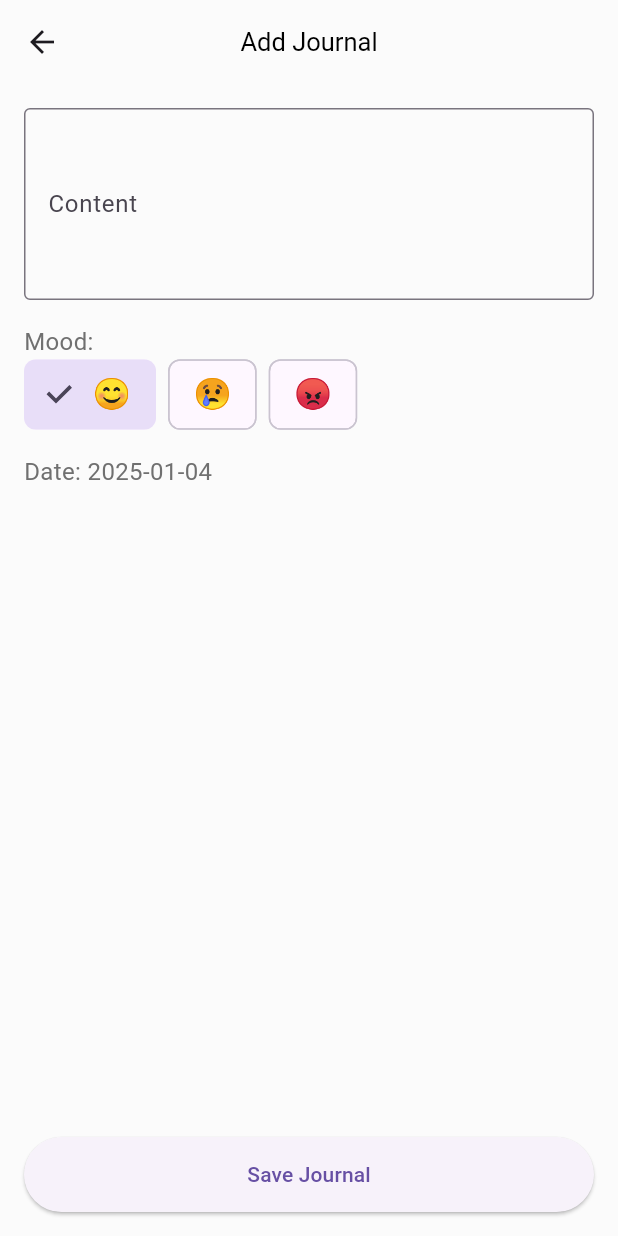
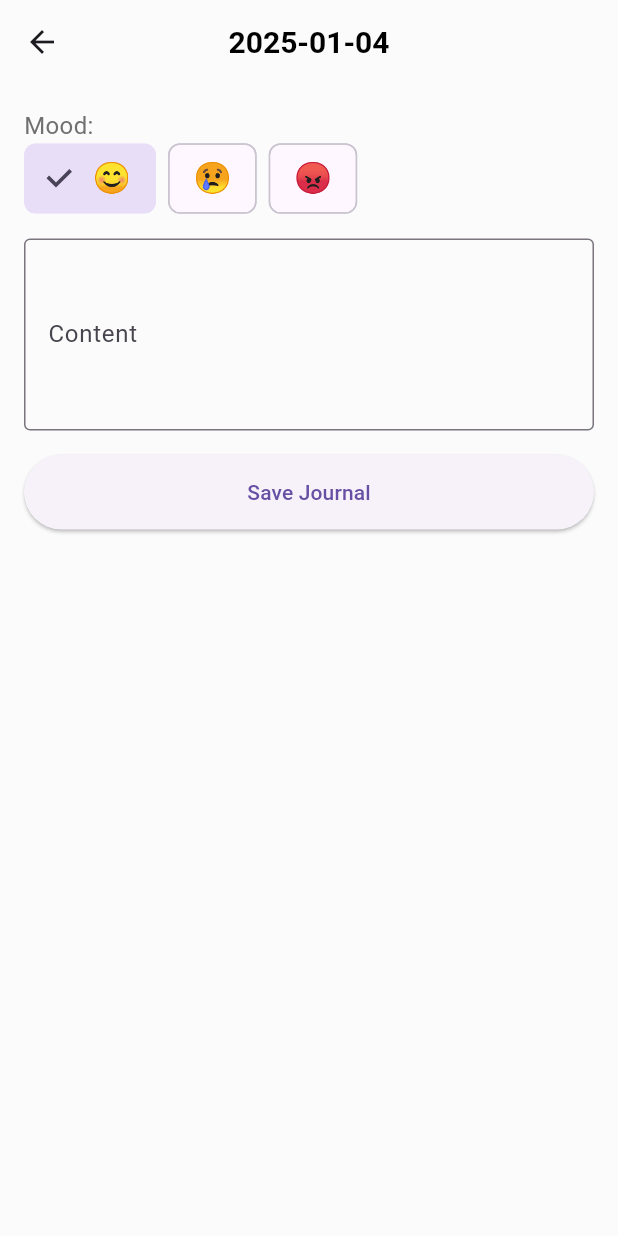
Before and after one commit to jushkinbekrashidovich/wecare, a Flutter app: the AddJournalView screen opened by its route, on a phone screen of 412 x 824 dp. Run offline on Flutter 3.47's test engine with Material 3 defaults, Android fonts, the phone set to English and light mode, and no system bars; our stand-ins replace cloud_firestore, firebase_core, flutter_svg, get, shared_preferences, slider_button and 1 more; accounts and stored records are empty.

Commit message:
some updated

```diff
--- a/lib/app/modules/home_page/add_journal/views/add_journal_view.dart
+++ b/lib/app/modules/home_page/add_journal/views/add_journal_view.dart
@@ -7,9 +7,10 @@ class AddJournalView extends GetView<AddJournalController> {
 
   @override
   Widget build(BuildContext context) {
-    return Scaffold(
+    return   Obx(() =>
+      Scaffold(
       appBar: AppBar(
-        title: const Text('Add Journal'),
+        title:  Text('${controller.date.value.isNotEmpty ? controller.date.value : DateTime.now().toIso8601String().split('T')[0]}', style: TextStyle(fontSize: 20, fontWeight: FontWeight.bold, wordSpacing: 5),),
         centerTitle: true,
       ),
       body: Padding(
@@ -17,20 +18,9 @@ class AddJournalView extends GetView<AddJournalController> {
         child: Column(
           crossAxisAlignment: CrossAxisAlignment.start,
           children: [
-            // Content TextField
-            Obx(() => TextField(
-              onChanged: (value) => controller.content.value = value,
-              maxLines: 4,
-              decoration: const InputDecoration(
-                labelText: 'Content',
-                border: OutlineInputBorder(),
-              ),
-            )),
-            const SizedBox(height: 16),
-
             // Mood Selection
             const Text('Mood:', style: TextStyle(fontSize: 16)),
-            Obx(() => Row(
+            Row(
               children: [
                 _moodButton('happy', '😊', controller),
                 const SizedBox(width: 8),
@@ -38,15 +28,23 @@ class AddJournalView extends GetView<AddJournalController> {
                 const SizedBox(width: 8),
                 _moodButton('mad', '😡', controller),
               ],
-            )),
+            ),
+            const SizedBox(height: 16),
+            // Content TextField
+           TextField(
+              onChanged: (value) => controller.content.value = value,
+              maxLines: 4,
+              decoration: const InputDecoration(
+                labelText: 'Content',
+                border: OutlineInputBorder(),
+              ),
+            ),
             const SizedBox(height: 16),
 
+
+
             // Date Display
-            Obx(() => Text(
-              'Date: ${controller.date.value.isNotEmpty ? controller.date.value : DateTime.now().toIso8601String().split('T')[0]}',
-              style: const TextStyle(fontSize: 16),
-            )),
-            const Spacer(),
+
 
             // Save Button
             ElevatedButton(
@@ -58,8 +56,7 @@ class AddJournalView extends GetView<AddJournalController> {
             ),
           ],
         ),
-      ),
-    );
+      ),));
   }
 
   Widget _moodButton(String mood, String emoji, AddJournalController controller) {
--- a/lib/app/modules/home_page/journal/views/journal_view.dart
+++ b/lib/app/modules/home_page/journal/views/journal_view.dart
@@ -1,5 +1,6 @@
 import 'package:flutter/material.dart';
 import 'package:get/get.dart';
+import 'package:wecare/app/routes/app_pages.dart';
 import '../controllers/journal_controller.dart';
 
 class JournalView extends GetView<JournalController> {
@@ -58,7 +59,7 @@ class JournalView extends GetView<JournalController> {
       }),
       floatingActionButton: FloatingActionButton(
         onPressed: () {
-          _showAddJournalDialog(context); // Add a new journal entry
+         Get.toNamed(Routes.ADD_JOURNAL); // Add a new journal entry
         },
         child: const Icon(Icons.add),
       ),
```
